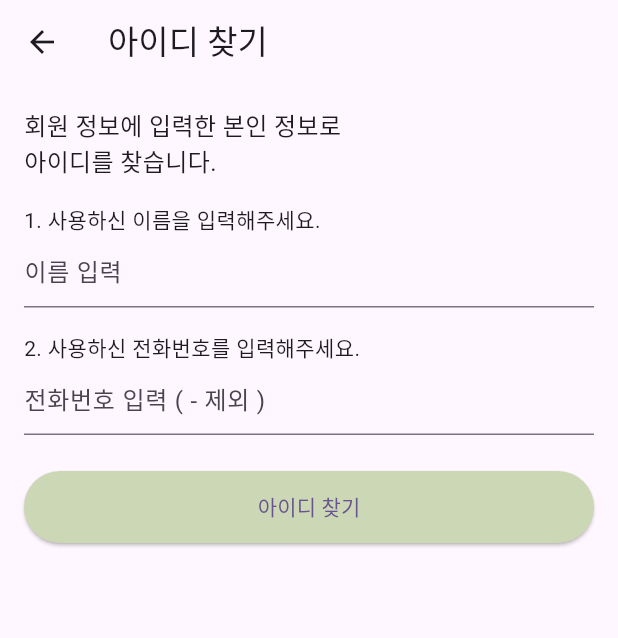
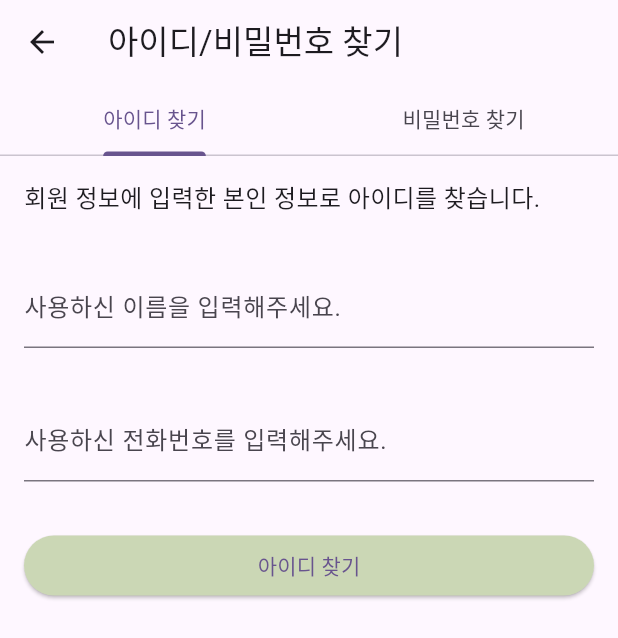
Before and after one commit to hagyeom/flutter_application_1, a Flutter app: the LoginScreen screen opened directly, after a tap on "아이디/비밀번호 찾기", on a phone screen of 412 x 824 dp. Shown: the top 638 px of the screen. Run offline on Flutter 3.47's test engine with Material 3 defaults, Android fonts, the phone set to English and light mode, and no system bars.

Commit message:
로그인/회원가입, id/pw 찾기 작업중

```diff
--- a/lib/golf_score_app/screens/find_id_screen.dart
+++ b/lib/golf_score_app/screens/find_id_screen.dart
@@ -5,79 +5,112 @@
 // 아이디 찾기
 // 아이디 찾기 버튼 누를 시 '사용하신 아이디는' 팝업창을 띄움
 import 'package:flutter/material.dart';
+import 'package:flutter_application_1/golf_score_app/screens/find_password_screen.dart';
 
-class FindIdScreen extends StatefulWidget {
-  const FindIdScreen({super.key});
+class FindIDScreen extends StatelessWidget {
+  const FindIDScreen({super.key});
 
-  @override
-  FindIdScreenState createState() => FindIdScreenState();
-}
-
-class FindIdScreenState extends State<FindIdScreen> {
-  final TextEditingController _nameController = TextEditingController();
-  final TextEditingController _phoneController = TextEditingController();
-
-  @override
-  void dispose() {
-    _nameController.dispose();
-    _phoneController.dispose();
-    super.dispose();
-  }
-
-  void _findId() {
-    // 실제 아이디 찾기 로직 추가
-    // 임시로 사용자 아이디를 설정
-    String userId = 'jkim@tu.ac.kr';
-
-    showIdDialog(context, userId);
+  void _showIDDialog(BuildContext context, String userId) {
+    showDialog(
+      context: context,
+      builder: (BuildContext context) {
+        return AlertDialog(
+          content: Column(
+            mainAxisSize: MainAxisSize.min,
+            children: [
+              const Text(
+                '사용하신 아이디는',
+                style: TextStyle(fontSize: 16),
+              ),
+              const SizedBox(height: 10),
+              Text(
+                userId,
+                style: const TextStyle(
+                  fontSize: 18,
+                  fontWeight: FontWeight.bold,
+                  color: Colors.green,
+                ),
+              ),
+              const SizedBox(height: 20),
+              ElevatedButton(
+                onPressed: () {
+                  Navigator.of(context).pop();
+                },
+                style: ElevatedButton.styleFrom(
+                  backgroundColor: const Color(0xFFCBD7B5),
+                ),
+                child: const Text('확인'),
+              ),
+            ],
+          ),
+        );
+      },
+    );
   }
 
   @override
   Widget build(BuildContext context) {
-    return Scaffold(
-      appBar: AppBar(
-        leading: IconButton(
-          icon: const Icon(Icons.arrow_back),
-          onPressed: () {
-            Navigator.pop(context);
-          },
+    return DefaultTabController(
+      length: 2,
+      child: Scaffold(
+        appBar: AppBar(
+          title: const Text('아이디/비밀번호 찾기'),
+          bottom: TabBar(
+            onTap: (index) {
+              if (index == 1) {
+                Navigator.push(
+                  context,
+                  MaterialPageRoute(
+                    builder: (context) => const FindPasswordScreen(),
+                  ),
+                );
+              }
+            },
+            tabs: const [
+              Tab(text: '아이디 찾기'),
+              Tab(text: '비밀번호 찾기'),
+            ],
+          ),
         ),
-        title: const Text('아이디 찾기'),
-      ),
-      body: Padding(
-        padding: const EdgeInsets.all(16.0),
-        child: Column(
+        body: Column(
           crossAxisAlignment: CrossAxisAlignment.start,
-          children: <Widget>[
-            const Text(
-              '회원 정보에 입력한 본인 정보로\n아이디를 찾습니다.',
-              style: TextStyle(fontSize: 16.0),
-            ),
-            const SizedBox(height: 16.0),
-            const Text('1. 사용하신 이름을 입력해주세요.'),
-            TextField(
-              controller: _nameController,
-              decoration: const InputDecoration(
-                hintText: '이름 입력',
+          children: [
+            const Padding(
+              padding: EdgeInsets.all(16.0),
+              child: Text(
+                '회원 정보에 입력한 본인 정보로 아이디를 찾습니다.',
+                style: TextStyle(fontSize: 16),
               ),
             ),
-            const SizedBox(height: 16.0),
-            const Text('2. 사용하신 전화번호를 입력해주세요.'),
-            TextField(
-              controller: _phoneController,
-              decoration: const InputDecoration(
-                hintText: '전화번호 입력 ( - 제외 )',
+            const Padding(
+              padding: EdgeInsets.all(16.0),
+              child: TextField(
+                decoration: InputDecoration(
+                  labelText: '사용하신 이름을 입력해주세요.',
+                ),
               ),
             ),
-            const SizedBox(height: 24.0),
-            Center(
+            const Padding(
+              padding: EdgeInsets.all(16.0),
+              child: TextField(
+                decoration: InputDecoration(
+                  labelText: '사용하신 전화번호를 입력해주세요.',
+                  hintText: '전화번호 입력 ( - 제외 )',
+                ),
+              ),
+            ),
+            Padding(
+              padding: const EdgeInsets.all(16.0),
               child: ElevatedButton(
-                onPressed: _findId,
+                onPressed: () {
+                  // 예시: 실제로는 서버와 통신하여 아이디를 가져와야 합니다.
+                  String userId = "jkim@tu.ac.kr";
+                  _showIDDialog(context, userId);
+                },
                 style: ElevatedButton.styleFrom(
                   backgroundColor: const Color(0xFFCBD7B5),
-                  minimumSize: const Size(double.infinity, 48),
                 ),
-                child: const Text('아이디 찾기'),
+                child: const Center(child: Text('아이디 찾기')),
               ),
             ),
           ],
@@ -86,48 +119,3 @@ class FindIdScreenState extends State<FindIdScreen> {
     );
   }
 }
-
-void showIdDialog(BuildContext context, String userId) {
-  showDialog(
-    context: context,
-    builder: (BuildContext context) {
-      return GestureDetector(
-        onTap: () {
-          Navigator.of(context).pop();
-        },
-        child: AlertDialog(
-          shape: const RoundedRectangleBorder(
-            borderRadius: BorderRadius.all(Radius.circular(20.0)),
-          ),
-          contentPadding: const EdgeInsets.all(24.0),
-          content: Column(
-            mainAxisSize: MainAxisSize.min,
-            children: <Widget>[
-              const Text(
-                '사용하신 아이디는',
-                style: TextStyle(fontSize: 16.0),
-              ),
-              const SizedBox(height: 8.0),
-              Text(
-                userId,
-                style: const TextStyle(
-                    fontSize: 20.0, fontWeight: FontWeight.bold),
-              ),
-              const SizedBox(height: 16.0),
-              ElevatedButton(
-                onPressed: () {
-                  Navigator.of(context).pop();
-                },
-                style: ElevatedButton.styleFrom(
-                  backgroundColor: const Color(0xFFCBD7B5),
-                  minimumSize: const Size(double.infinity, 48),
-                ),
-                child: const Text('확인'),
-              ),
-            ],
-          ),
-        ),
-      );
-    },
-  );
-}
--- a/lib/golf_score_app/screens/login_screen.dart
+++ b/lib/golf_score_app/screens/login_screen.dart
@@ -101,7 +101,7 @@ class LoginScreen extends StatelessWidget {
                         Navigator.push(
                           context,
                           MaterialPageRoute(
-                              builder: (context) => const FindIdScreen()),
+                              builder: (context) => const FindIDScreen()),
                         );
                       },
                       style:
```
Also changed, not shown: lib/golf_score_app/screens/find_password_screen.dart (added, +68 -0 lines).
